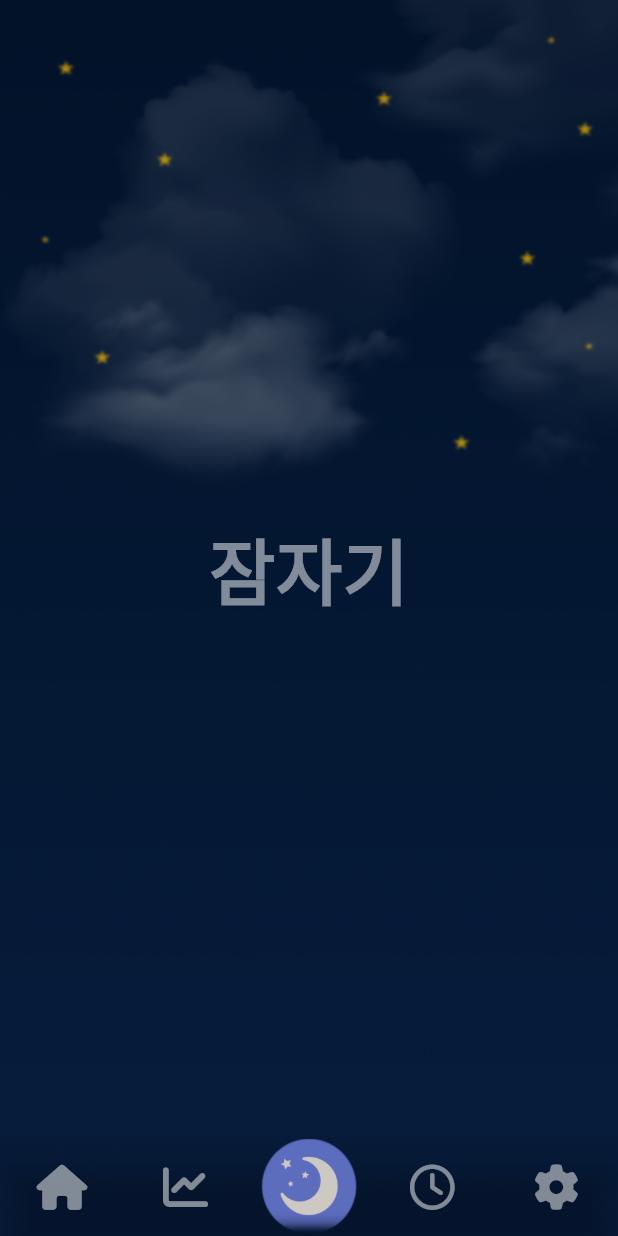
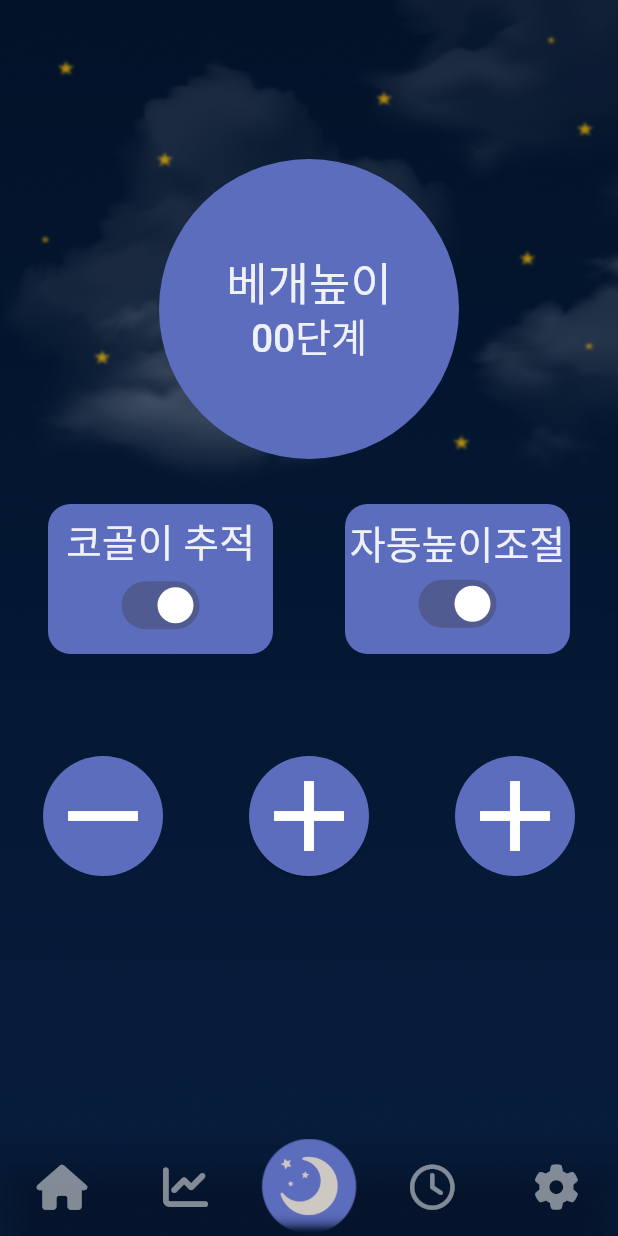
Before and after one commit to sangzai/YOUNGGLE, a Flutter app: the screen it shows after launch, item 3 of the bottom bar chosen, on a phone screen of 412 x 824 dp. Run offline on Flutter 3.47's test engine with Material 3 defaults, Android fonts, the phone set to English and light mode, and no system bars; our stand-ins replace fl_chart, font_awesome_flutter, get; Roboto replaces fonts that are missing (Pretendard); project files that could hold a hidden picture were left out.

Commit message:
잠자기 화면 구성중

```diff
--- a/apill_app/lib/main.dart
+++ b/apill_app/lib/main.dart
@@ -3,6 +3,7 @@ import 'package:mainproject_apill/screen/loginpage/join_page.dart';
 import 'package:mainproject_apill/screen/loginpage/login_page.dart';
 import 'package:mainproject_apill/screen/my_app_page.dart';
 import 'package:get/get.dart';
+import 'package:mainproject_apill/widgets/appcolors.dart';
 import 'package:mainproject_apill/widgets/backgroundcon.dart';
 
 // assets/image/background.png
@@ -21,6 +22,9 @@ class MyApp extends StatelessWidget {
     return GetMaterialApp(
       title: "ApilL",
       theme: ThemeData(
+        scaffoldBackgroundColor: Colors.transparent,
+        useMaterial3: true,
+        colorScheme: ColorScheme.fromSeed(seedColor: AppColors.appColorBlue),
         fontFamily: "Pretendard",
         textTheme: TextTheme(
           headlineLarge: TextStyle(color: Colors.white.withOpacity(0.9),fontSize: 26,
@@ -28,16 +32,6 @@ class MyApp extends StatelessWidget {
           headlineMedium: TextStyle(color: Colors.white.withOpacity(0.9),fontSize: 22),
           bodyMedium: TextStyle(color: Colors.white.withOpacity(0.5)),
         ),
-        // 클릭 되있는 색
-        highlightColor: Colors.green,
-        // 클릭 했을때 번지는 색
-        splashColor: Colors.blue,
-        // applyElevationOverlayColor: true,
-        cardTheme: CardTheme(
-          color: Colors.red,
-
-        ),
-
       ),
       home: BackGroundImageContainer(
           child: MyAppPage()
--- a/apill_app/lib/screen/homepage/home_linechart.dart
+++ b/apill_app/lib/screen/homepage/home_linechart.dart
@@ -120,7 +120,7 @@ class HomeLineChart extends StatelessWidget {
 
   LineChartBarData get lineChartBarData1_1 => LineChartBarData(
     isCurved: false,
-    color: AppColors.contentColorWhite,
+    color: AppColors.appColorWhite,
     barWidth: 3,
     isStrokeCapRound: true,
     dotData: const FlDotData(show: false),
--- a/apill_app/lib/screen/homepage/home_page.dart
+++ b/apill_app/lib/screen/homepage/home_page.dart
@@ -3,6 +3,7 @@ import 'package:font_awesome_flutter/font_awesome_flutter.dart';
 import 'package:mainproject_apill/screen/homepage/home_barchart.dart';
 import 'package:mainproject_apill/screen/homepage/home_linechart.dart';
 import 'package:mainproject_apill/screen/homepage/home_piechart.dart';
+import 'package:mainproject_apill/widgets/appcolors.dart';
 
 class HomePage extends StatelessWidget {
   const HomePage({super.key});
@@ -26,7 +27,7 @@ class HomePage extends StatelessWidget {
                     // TODO : 날짜 가져오기 구현
                   },
                   icon: FaIcon(FontAwesomeIcons.calendarCheck,
-                    color: Colors.white.withOpacity(0.6),
+                    color: AppColors.appColorWhite60,
                     size: 30,)
                 ),
               ],
@@ -155,7 +156,8 @@ class HomePage extends StatelessWidget {
 
                 ),
               ),
-            )
+            ),
+
           ],)
       ),
     );
--- a/apill_app/lib/screen/my_app_page.dart
+++ b/apill_app/lib/screen/my_app_page.dart
@@ -3,8 +3,9 @@ import 'package:font_awesome_flutter/font_awesome_flutter.dart';
 import 'package:mainproject_apill/screen/alarm_page.dart';
 import 'package:mainproject_apill/screen/homepage/home_page.dart';
 import 'package:mainproject_apill/screen/setting_page.dart';
-import 'package:mainproject_apill/screen/sleep_page.dart';
+import 'package:mainproject_apill/screen/sleeppage/sleep_page2.dart';
 import 'package:mainproject_apill/screen/statistic_page.dart';
+import 'package:mainproject_apill/widgets/appcolors.dart';
 
 class MyAppPage extends StatefulWidget {
   const MyAppPage({super.key});
@@ -53,7 +54,7 @@ class _MyAppPageState extends State<MyAppPage> {
               iconSize: 30,
               backgroundColor: Colors.transparent,
               selectedItemColor: Colors.white,
-              unselectedItemColor: Colors.white.withOpacity(0.5),
+              unselectedItemColor: AppColors.appColorWhite50,
               currentIndex: _selectedIndex,
               onTap: _onNavTapped,
               type: BottomNavigationBarType.fixed,
@@ -74,7 +75,8 @@ class _MyAppPageState extends State<MyAppPage> {
                 ),
                 BottomNavigationBarItem(
                     icon: Image.asset('assets/image/MoonBG.png',
-                        width: _selectedIndex == 2 ? 65 : 60),
+                        width: _selectedIndex == 2 ? 65 : 60,
+                        opacity: _selectedIndex == 2 ? AlwaysStoppedAnimation(1) : AlwaysStoppedAnimation(0.5)),
                     label: '•'
                 ),
                 BottomNavigationBarItem(
--- a/apill_app/lib/screen/sleep_page.dart
+++ /dev/null
@@ -1,13 +0,0 @@
-import 'package:flutter/material.dart';
-import 'package:mainproject_apill/widgets/backgroundcon.dart';
-
-class SleepPage extends StatelessWidget {
-  const SleepPage({super.key});
-
-  @override
-  Widget build(BuildContext context) {
-    return Center(
-        child: Text('잠자기',style: TextStyle(fontSize: 48,fontWeight: FontWeight.bold)),
-    );
-  }
-}
--- /dev/null
+++ b/apill_app/lib/screen/sleeppage/autoheight_controller.dart
@@ -0,0 +1,8 @@
+import 'package:flutter/material.dart';
+import 'package:get/get.dart';
+
+class AutoHeightCon extends GetxController {
+
+  RxBool autoHeightCheck = true.obs;
+
+}
--- /dev/null
+++ b/apill_app/lib/screen/sleeppage/sleep_page2.dart
@@ -0,0 +1,149 @@
+import 'package:flutter/material.dart';
+import 'package:get/get.dart';
+import 'package:mainproject_apill/screen/sleeppage/autoheight_controller.dart';
+import 'package:mainproject_apill/screen/sleeppage/snoring_controller.dart';
+import 'package:mainproject_apill/widgets/appcolors.dart';
+
+class SleepPage extends StatelessWidget {
+  SleepPage({Key? key}) : super(key: key);
+
+  SnoringCon snoringCon = Get.put(SnoringCon());
+  AutoHeightCon autoHeightCon = Get.put(AutoHeightCon());
+
+  static const double buttonheight = 60;
+
+  @override
+  Widget build(BuildContext context) {
+    return Padding(
+      padding: const EdgeInsets.fromLTRB(8, 6, 8, 0),
+      child: SafeArea(
+        child: Column(
+          crossAxisAlignment: CrossAxisAlignment.center,
+          children: [
+            SizedBox(height: 100,),
+            // 현재 높이
+            Container(
+              height: 200,
+              width: 200,
+              decoration: BoxDecoration(
+                borderRadius: BorderRadius.circular(180),
+                color: AppColors.appColorBlue
+              ),
+              child: Column(
+                mainAxisAlignment: MainAxisAlignment.center,
+                children: [
+                  Text("베개높이",style: Theme.of(context).textTheme.headlineLarge!.copyWith(
+                    fontSize: 30
+                  )),
+                  // TODO : 베개 높이 값 받아오기
+                  Text('00단계',style: Theme.of(context).textTheme.headlineLarge),
+                ],
+              ),
+            ),
+            SizedBox(height: 30,),
+            // 코골이 추적, 자동 높이 조절
+            SizedBox(
+              height: 100,
+              child: Row(
+                mainAxisAlignment: MainAxisAlignment.spaceAround,
+                children: [
+                  AspectRatio(
+                    aspectRatio: 3/2,
+                    child: Container(
+                    decoration: BoxDecoration(
+                      color: AppColors.appColorBlue,
+                      borderRadius: BorderRadius.circular(15),
+                    ),
+                      child: Column(
+                        mainAxisAlignment: MainAxisAlignment.center,
+                        children: [
+                          Text('코골이 추적',style: Theme.of(context).textTheme.headlineLarge,),
+                          Obx(() => Switch(
+                                value: Get.find<SnoringCon>().snoringCheck.value,
+                                onChanged: (value) {
+                                Get.find<SnoringCon>().snoringCheck.value = value;
+                              })
+                          ),
+                        ],
+                      ),
+                    ),
+                  ),
+                  AspectRatio(
+                    aspectRatio: 3/2,
+                    child: Container(
+                      decoration: BoxDecoration(
+                        color: AppColors.appColorBlue,
+                        borderRadius: BorderRadius.circular(15),
+                      ),
+                      child: Column(
+                        mainAxisAlignment: MainAxisAlignment.center,
+                        children: [
+                          Text('자동높이조절',style: Theme.of(context).textTheme.headlineLarge,),
+                          Obx(() => Switch(
+                                    value: Get.find<AutoHeightCon>().autoHeightCheck.value,
+                                    onChanged: (value) {
+                                      Get.find<AutoHeightCon>().autoHeightCheck.value = value;
+                                    })
+                          )
+                        ],
+                      ),
+                    ),
+                  ),
+
+                ],
+              ),
+            ),
+            // 수면 버튼 높낮이 버튼 총 3개
+            SizedBox(height: 60,),
+
+            Row(
+              mainAxisAlignment: MainAxisAlignment.spaceAround,
+              children: [
+                IconButton(
+                    onPressed: (){},
+                    icon: Container(
+                      height: 80,
+                      width: 80,
+                      decoration: BoxDecoration(
+                        borderRadius: BorderRadius.circular(90),
+                        color: AppColors.appColorBlue,
+                      ),
+                      child: Icon(Icons.remove,
+                        size: 80,
+                        color: AppColors.appColorWhite,
+                      ),
+                    )
+                ),
+                ElevatedButton(
+                  style: ElevatedButton.styleFrom(
+                    backgroundColor: AppColors.appColorBlue,
+                    shape: CircleBorder(),
+                  ),
+                    onPressed: (){},
+                    child: Icon(Icons.add,color: Colors.white,size: 80,)
+                ),
+                IconButton(
+
+                  onPressed: (){},
+                  icon: Container(
+                    height: 80,
+                    width: 80,
+                    decoration: BoxDecoration(
+                      borderRadius: BorderRadius.circular(90),
+                      color: AppColors.appColorBlue,
+                    ),
+                    child: Icon(Icons.add,
+                      size: 80,
+                      color: AppColors.appColorWhite,
+                    ),
+                  )
+                ),
+              ],
+            )
+
+          ],
+        ),
+      ),
+    );
+  } // 빌드 끝
+} // 클래스 끝
--- /dev/null
+++ b/apill_app/lib/screen/sleeppage/snoring_controller.dart
@@ -0,0 +1,8 @@
+import 'package:flutter/material.dart';
+import 'package:get/get.dart';
+
+class SnoringCon extends GetxController {
+
+  RxBool snoringCheck = true.obs;
+
+}
--- a/apill_app/lib/widgets/appcolors.dart
+++ b/apill_app/lib/widgets/appcolors.dart
@@ -1,27 +1,15 @@
 import 'package:flutter/material.dart';
 
 class AppColors {
-  static const Color primary = contentColorCyan;
-  static const Color menuBackground = Color(0xFF090912);
-  static const Color itemsBackground = Color(0xFF1B2339);
-  static const Color pageBackground = Color(0xFF282E45);
-  static const Color mainTextColor1 = Colors.white;
-  static const Color mainTextColor2 = Colors.white70;
-  static const Color mainTextColor3 = Colors.white38;
-  static const Color mainGridLineColor = Colors.white10;
-  static const Color borderColor = Colors.white54;
-  static const Color gridLinesColor = Color(0x11FFFFFF);
-
-  static const Color contentColorBlack = Colors.black;
-  static const Color contentColorWhite = Colors.white;
-  static const Color contentColorBlue = Color(0xFF2196F3);
-  static const Color contentColorYellow = Color(0xFFFFC300);
-  static const Color contentColorOrange = Color(0xFFFF683B);
-  static const Color contentColorGreen = Color(0xFF3BFF49);
-  static const Color contentColorPurple = Color(0xFF6E1BFF);
-  static const Color contentColorPink = Color(0xFFFF3AF2);
-  static const Color contentColorRed = Color(0xFFE80054);
-  static const Color contentColorCyan = Color(0xFF50E4FF);
+  static const Color appColorBlue = Color(0xFF5d6dbe);
+  static const Color appColorBlack = Colors.black;
+  static const Color appColorWhite = Colors.white;
+  static const Color appColorWhite90 = Color.fromRGBO(255, 255, 255, 0.9);
+  static const Color appColorWhite60 = Color.fromRGBO(255, 255, 255, 0.6);
+  static const Color appColorWhite50 = Color.fromRGBO(255, 255, 255, 0.5);
+  static const Color appColorWhite30 = Color.fromRGBO(255, 255, 255, 0.3);
+  static const Color appColorWhite10 = Color.fromRGBO(255, 255, 255, 0.1);
+  static const Color appColorGreen = Color(0xFF7DB249);
 }
 
 extension ColorExtension on Color {
```
